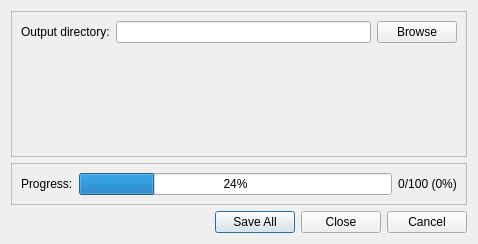
Before: the Qt Designer form src/preprocessor/gui/export_dialog.ui in CAMBioMed/preprocessor, drawn with Qt 5.
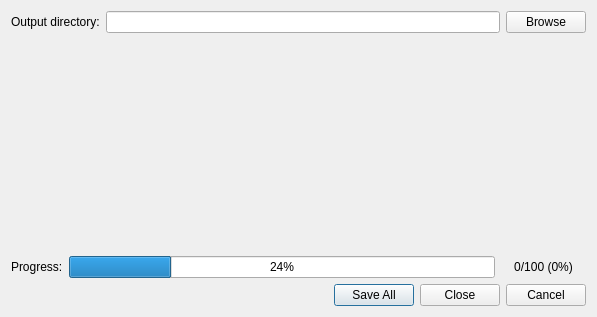
After: the same form once the commit is applied.

Commit message: Improve export dialog layout

Diff of the .ui file:
```diff
--- a/src/preprocessor/gui/export_dialog.ui
+++ b/src/preprocessor/gui/export_dialog.ui
@@ -6,8 +6,8 @@
    <rect>
     <x>0</x>
     <y>0</y>
-    <width>478</width>
-    <height>244</height>
+    <width>597</width>
+    <height>317</height>
    </rect>
   </property>
   <property name="windowTitle">
@@ -16,6 +16,9 @@
   <layout class="QVBoxLayout" name="verticalLayout">
    <item>
     <widget class="QScrollArea" name="scrollArea">
+     <property name="frameShape">
+      <enum>QFrame::Shape::NoFrame</enum>
+     </property>
      <property name="widgetResizable">
       <bool>true</bool>
      </property>
@@ -24,11 +27,26 @@
        <rect>
         <x>0</x>
         <y>0</y>
-        <width>452</width>
-        <height>122</height>
+        <width>573</width>
+        <height>223</height>
        </rect>
       </property>
       <layout class="QFormLayout" name="formLayout_2">
+       <property name="fieldGrowthPolicy">
+        <enum>QFormLayout::FieldGrowthPolicy::ExpandingFieldsGrow</enum>
+       </property>
+       <property name="leftMargin">
+        <number>0</number>
+       </property>
+       <property name="topMargin">
+        <number>0</number>
+       </property>
+       <property name="rightMargin">
+        <number>0</number>
+       </property>
+       <property name="bottomMargin">
+        <number>0</number>
+       </property>
        <item row="0" column="0">
         <widget class="QLabel" name="lblOutputDirectory">
          <property name="text">
@@ -63,19 +81,34 @@
       </sizepolicy>
      </property>
      <property name="frameShape">
-      <enum>QFrame::Shape::StyledPanel</enum>
+      <enum>QFrame::Shape::NoFrame</enum>
      </property>
      <property name="frameShadow">
       <enum>QFrame::Shadow::Raised</enum>
      </property>
      <layout class="QFormLayout" name="formLayout">
+      <property name="fieldGrowthPolicy">
+       <enum>QFormLayout::FieldGrowthPolicy::ExpandingFieldsGrow</enum>
+      </property>
+      <property name="leftMargin">
+       <number>0</number>
+      </property>
+      <property name="topMargin">
+       <number>0</number>
+      </property>
+      <property name="rightMargin">
+       <number>0</number>
+      </property>
+      <property name="bottomMargin">
+       <number>0</number>
+      </property>
       <item row="0" column="1">
        <layout class="QHBoxLayout" name="horizontalLayout">
         <item>
          <widget class="QProgressBar" name="prbProgress">
           <property name="sizePolicy">
            <sizepolicy hsizetype="Expanding" vsizetype="Fixed">
-            <horstretch>6</horstretch>
+            <horstretch>5</horstretch>
             <verstretch>0</verstretch>
            </sizepolicy>
           </property>
```
Left out of the diff: 5 changed lines with no effect on the pictures. The commit also changes 2 other files.
